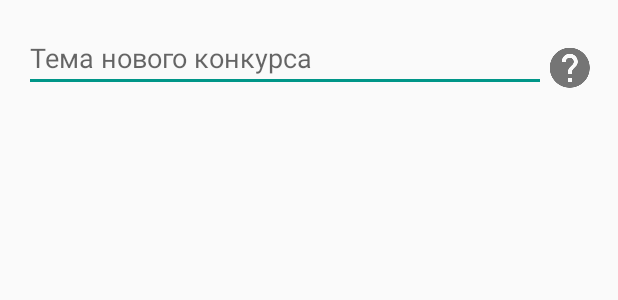
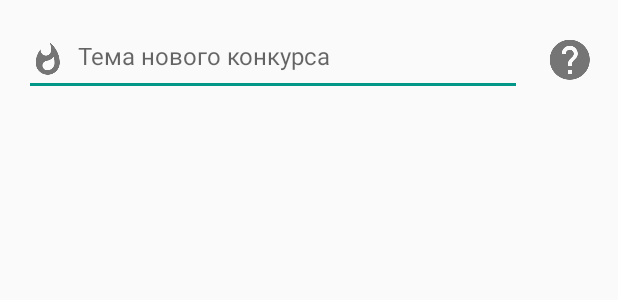
Before and after one commit to yankovskiy/PhotohuntAndroid, an Android app: the layout upload_image_fragment.xml on its own in the app's theme, with its tools: preview values and no code run, on a phone screen of 412 x 824 dp. Shown: the top 300 px of the screen. Run offline under Robolectric (Android 15) with nearby library versions, the phone set to English and light mode, and no system bars.

Commit message:
Изменение в "Загрузке картинки"

```diff
--- a/photoHuntAndroid/src/main/AndroidManifest.xml
+++ b/photoHuntAndroid/src/main/AndroidManifest.xml
@@ -1,8 +1,8 @@
 <?xml version="1.0" encoding="utf-8"?>
 <manifest xmlns:android="http://schemas.android.com/apk/res/android"
     package="ru.neverdark.photohunt"
-    android:versionCode="5"
-    android:versionName="0.0.2-beta" >
+    android:versionCode="6"
+    android:versionName="0.1.0-beta" >
 
     <uses-sdk
         android:minSdkVersion="9"
--- a/photoHuntAndroid/src/main/java/ru/neverdark/photohunt/fragments/DetailContestFragment.java
+++ b/photoHuntAndroid/src/main/java/ru/neverdark/photohunt/fragments/DetailContestFragment.java
@@ -23,6 +23,7 @@ import ru.neverdark.photohunt.utils.ToastException;
 import ru.neverdark.abs.UfoFragment;
 import ru.neverdark.abs.UfoFragmentActivity;
 
+import android.annotation.SuppressLint;
 import android.app.Activity;
 import android.content.ComponentName;
 import android.content.Context;
@@ -51,6 +52,7 @@ import android.widget.TextView;
  * Фрагмент содержащий детальную информацию о проводимом конкурсе Должен
  * реализовывать отображение всех работ, голосование, загрузку своей работыs
  */
+@SuppressLint("ValidFragment")
 public class DetailContestFragment extends UfoFragment {
     private RelativeLayout mDetailContestBottom;
 
@@ -63,7 +65,6 @@ public class DetailContestFragment extends UfoFragment {
                 updateRemainingVotes(mRemainingVotes);
             }
         }
-
     }
 
     private int mRemainingVotes = 0;
--- a/photoHuntAndroid/src/main/res/layout/upload_image_fragment.xml
+++ b/photoHuntAndroid/src/main/res/layout/upload_image_fragment.xml
@@ -2,14 +2,15 @@
 <LinearLayout xmlns:android="http://schemas.android.com/apk/res/android"
     android:layout_width="match_parent"
     android:layout_height="match_parent"
-    android:orientation="vertical" >
+    android:orientation="vertical"
+    android:padding="@dimen/default_padding">
 
     <RelativeLayout
         android:id="@+id/loading_progress"
         android:layout_width="match_parent"
         android:layout_height="match_parent"
         android:gravity="center"
-        android:visibility="gone" >
+        android:visibility="gone">
 
         <ProgressBar
             style="?android:attr/progressBarStyleLarge"
@@ -21,35 +22,42 @@
     <RelativeLayout
         android:id="@+id/hide_when_loading"
         android:layout_width="match_parent"
-        android:layout_height="match_parent" >
+        android:layout_height="match_parent">
+
+        <RelativeLayout
+            android:id="@+id/upload_subject_block"
+            android:layout_width="match_parent"
+            android:layout_height="wrap_content"
+            android:gravity="center_vertical">
 
             <EditText
                 android:id="@+id/upload_new_subject"
                 android:layout_width="match_parent"
-            android:layout_height="wrap_content"
-            android:layout_marginLeft="@dimen/default_padding"
-            android:layout_marginTop="@dimen/default_padding"
+                android:layout_height="48dp"
+                android:layout_marginRight="16dp"
                 android:layout_toLeftOf="@+id/upload_subject_help"
-            android:ems="10"
-            android:hint="@string/new_subject" />
+                android:drawableLeft="@drawable/ic_action_edit_subject"
+                android:drawablePadding="8dp"
+                android:hint="@string/new_subject"
+                android:paddingBottom="16dp"
+                android:paddingTop="16dp"
+                android:textSize="16sp" />
 
             <ImageView
                 android:id="@+id/upload_subject_help"
                 android:layout_width="wrap_content"
                 android:layout_height="wrap_content"
-            android:layout_alignBottom="@+id/upload_new_subject"
                 android:layout_alignParentRight="true"
-            android:layout_marginRight="@dimen/default_padding"
+                android:layout_centerVertical="true"
                 android:src="@drawable/ic_action_help" />
+        </RelativeLayout>
 
         <ImageView
             android:id="@+id/upload_image"
             android:layout_width="match_parent"
             android:layout_height="wrap_content"
-            android:layout_below="@+id/upload_new_subject"
-            android:layout_centerHorizontal="true"
-            android:paddingTop="8dp" >
-        </ImageView>
+            android:layout_below="@+id/upload_subject_block"
+            android:layout_marginTop="16dp" />
     </RelativeLayout>
 
 </LinearLayout>
--- a/photoHuntAndroid/src/main/res/menu/upload_image.xml
+++ b/photoHuntAndroid/src/main/res/menu/upload_image.xml
@@ -2,9 +2,10 @@
 <menu xmlns:android="http://schemas.android.com/apk/res/android" >
 
     <item
+        xmlns:app="http://schemas.android.com/apk/res-auto"
         android:id="@+id/upload_image_done"
         android:icon="@drawable/ic_action_accept"
-        android:showAsAction="ifRoom|collapseActionView"
+        app:showAsAction="ifRoom|collapseActionView"
         android:title="@string/upload">
     </item>
 
```
Also changed, not shown: photoHuntAndroid/src/main/java/ru/neverdark/photohunt/fragments/UploadImageFragment.java (+10 -1 lines). Lines whose indentation alone changed are shown as unchanged.
